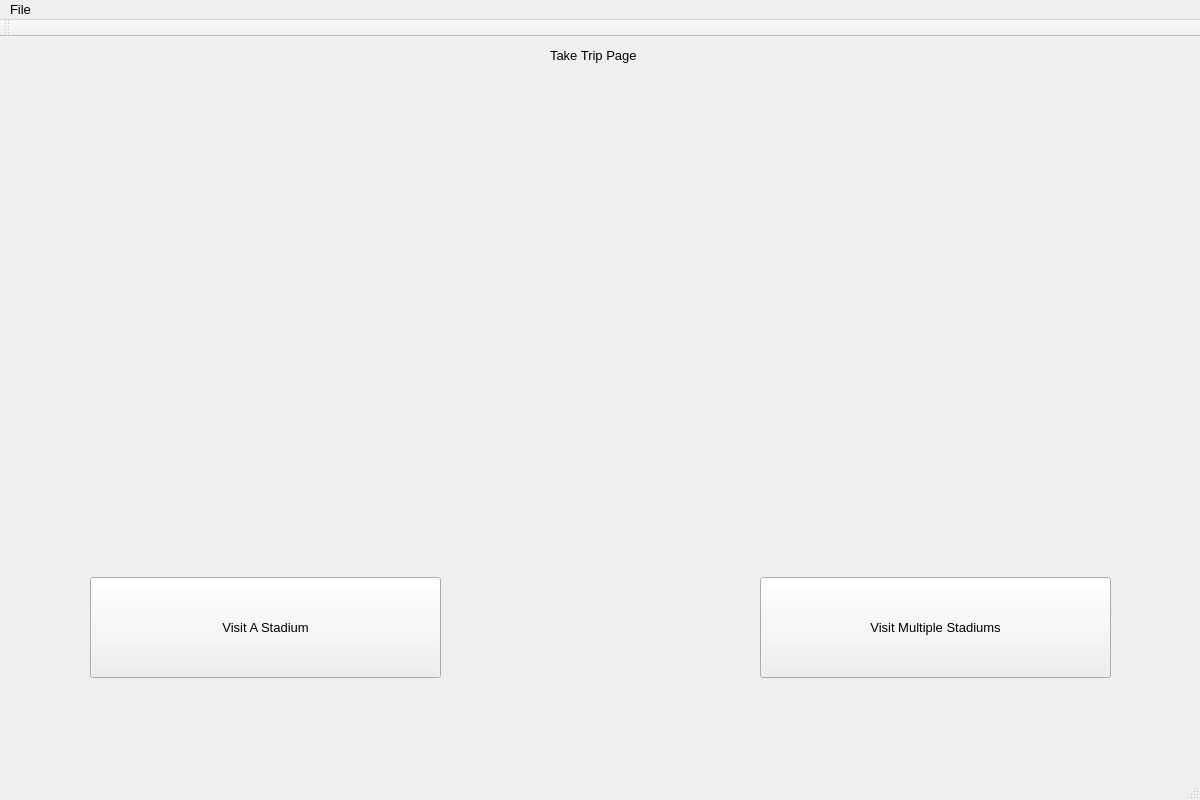
First picture: the form in ALAYO/mainwindow.ui, repository akarapetian/ALAYO---Project-2, before the edit.
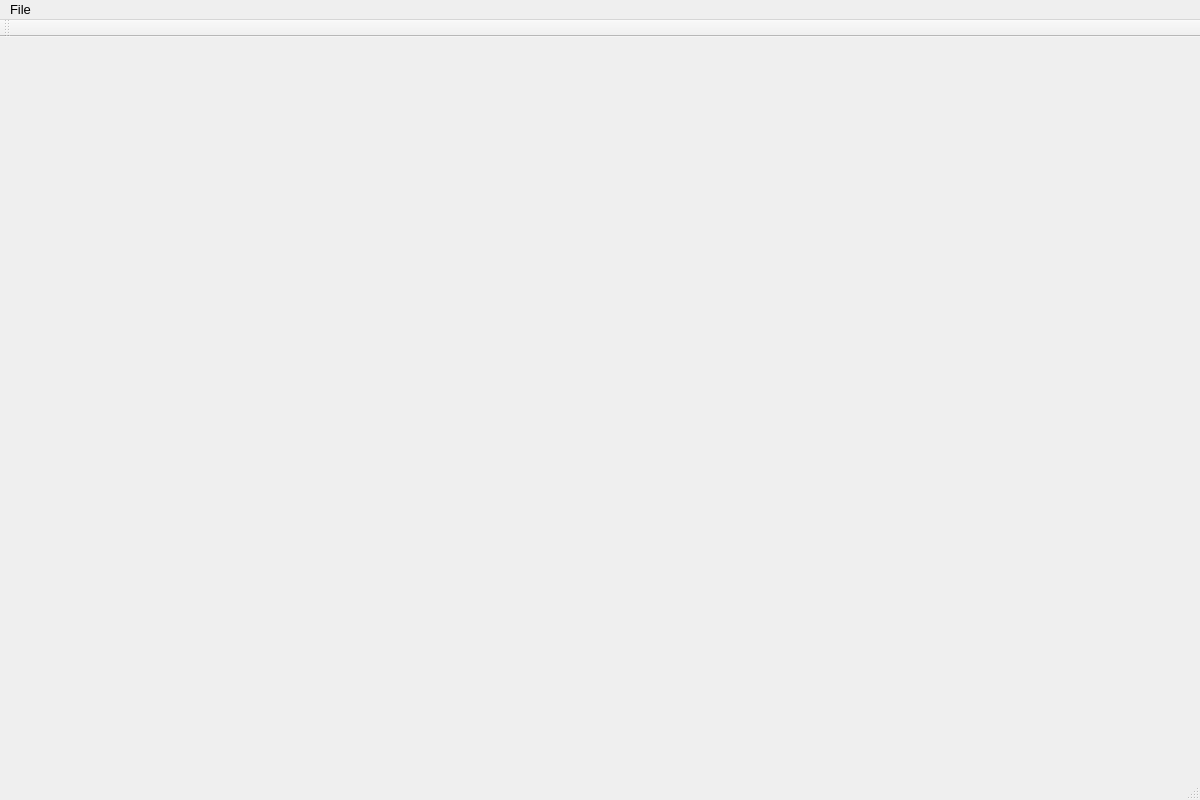
Second picture: the form after the edit. The open tabs and pages were chosen to show the change.

Patch:
```diff
--- a/ALAYO/mainwindow.ui
+++ b/ALAYO/mainwindow.ui
@@ -674,6 +674,7 @@
           </property>
          </widget>
         </widget>
+        <widget class="QWidget" name="singleSelectionPage"/>
        </widget>
       </widget>
       <widget class="QWidget" name="informationPage">
```
Left out of the diff: 4 changed lines with no effect on the pictures.
